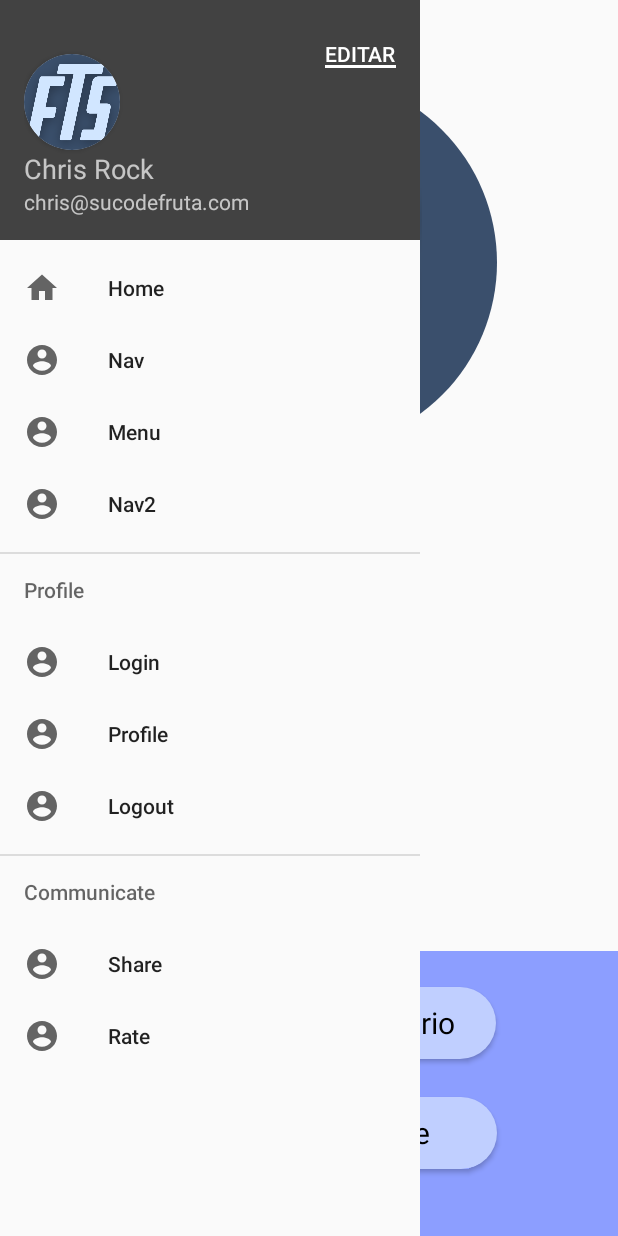
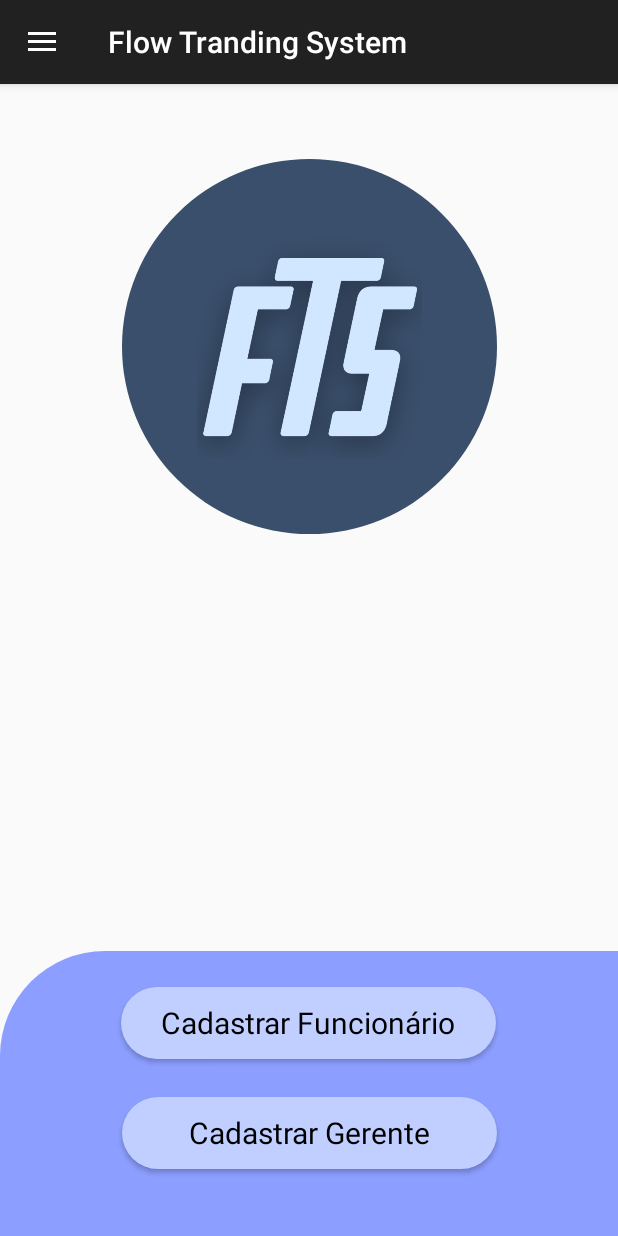
Before and after one commit to lorranasantos/Flow-Trading-System-App, an Android app: the MainMenuActivity screen opened directly, with no data from a screen before it, on a phone screen of 412 x 824 dp. Run offline under Robolectric (Android 15) with nearby library versions, the phone set to English and light mode, and no system bars.

```diff
--- a/app/src/main/AndroidManifest.xml
+++ b/app/src/main/AndroidManifest.xml
@@ -6,9 +6,10 @@
         android:allowBackup="true"
         android:icon="@mipmap/ic_launcher"
         android:label="@string/app_name"
+        android:debuggable="true"
         android:roundIcon="@mipmap/ic_launcher_round"
         android:supportsRtl="true"
-        android:theme="@style/AppTheme.NoActionBar">
+        android:theme="@style/Theme.AppCompat.Light.DarkActionBar">
         <!--SPLASH-->
         <activity android:name=".gui.SplashActivity">
             <intent-filter>
--- a/app/src/main/java/com/example/flowtrandingsystem/gui/MainMenuActivity.kt
+++ b/app/src/main/java/com/example/flowtrandingsystem/gui/MainMenuActivity.kt
@@ -2,7 +2,10 @@ package com.example.flowtrandingsystem.gui
 
 import android.content.Intent
 import android.os.Bundle
+import android.view.MenuItem
 import android.widget.Button
+import android.widget.Toast
+import androidx.appcompat.app.ActionBarDrawerToggle
 import androidx.appcompat.app.AppCompatActivity
 import com.example.flowtrandingsystem.R
 import kotlinx.android.synthetic.main.drawer_navigation_manager_register.*
@@ -10,11 +13,31 @@ import kotlinx.android.synthetic.main.main_menu_activity.*
 
 class MainMenuActivity : AppCompatActivity() {
 
-        override fun onCreate(savedInstanceState: Bundle?) {
+    lateinit var toggle: ActionBarDrawerToggle
+
+    override fun onCreate(savedInstanceState: Bundle?) {
         super.onCreate(savedInstanceState)
         setContentView(R.layout.main_menu_activity)
 
-        supportActionBar?.hide()
+        toggle = ActionBarDrawerToggle(this, drawerLayout, R.string.open, R.string.close)
+        drawerLayout.addDrawerListener(toggle)
+        toggle.syncState()
+
+        supportActionBar?.setDisplayHomeAsUpEnabled(true)
+
+        main_navigation_view.setNavigationItemSelectedListener {
+            when(it.itemId) {
+                R.id.nav_profile1 -> Toast.makeText(applicationContext,
+                    "item clicado 1", Toast.LENGTH_SHORT).show()
+                R.id.nav_profile2 -> Toast.makeText(applicationContext,
+                    "item clicado 2", Toast.LENGTH_SHORT).show()
+                R.id.nav_profile3 -> Toast.makeText(applicationContext,
+                    "item clicado 3", Toast.LENGTH_SHORT).show()
+                R.id.nav_profile4 -> Toast.makeText(applicationContext,
+                    "item clicado 4", Toast.LENGTH_SHORT).show()
+            }
+            true
+        }
 
         btn_register_employer_screen.setOnClickListener {
 
@@ -24,6 +47,14 @@ class MainMenuActivity : AppCompatActivity() {
 
             goToRegisterManager()
         }
+    }
+
+    override fun onOptionsItemSelected(item: MenuItem): Boolean {
+        if(toggle.onOptionsItemSelected(item)) {
+            return true
+        }
+
+        return super.onOptionsItemSelected(item)
     }
 
     private fun goToRegisterEmployer() {
--- a/app/src/main/res/layout/drawer_navigation_manager_register.xml
+++ b/app/src/main/res/layout/drawer_navigation_manager_register.xml
@@ -15,6 +15,6 @@
         android:layout_height="match_parent"
         android:layout_gravity="start"
         android:fitsSystemWindows="true"
-        app:menu="@menu/lateral_menu"/>
+        app:menu="@menu/nav_drawer_menu"/>
 
 </androidx.drawerlayout.widget.DrawerLayout>
--- a/app/src/main/res/layout/main_menu_activity.xml
+++ b/app/src/main/res/layout/main_menu_activity.xml
@@ -1,21 +1,17 @@
 <?xml version="1.0" encoding="utf-8"?>
-<androidx.constraintlayout.widget.ConstraintLayout xmlns:android="http://schemas.android.com/apk/res/android"
+<androidx.drawerlayout.widget.DrawerLayout xmlns:android="http://schemas.android.com/apk/res/android"
     xmlns:tools="http://schemas.android.com/tools"
+    android:id="@+id/drawerLayout"
     android:layout_width="match_parent"
     android:layout_height="match_parent"
     tools:context=".gui.MainMenuActivity"
     xmlns:app="http://schemas.android.com/apk/res-auto"
     android:fitsSystemWindows="true">
 
-    <com.google.android.material.navigation.NavigationView
-        android:id="@+id/main_navigation_view"
-        android:layout_width="wrap_content"
-        android:layout_height="match_parent"
-        android:layout_gravity="start"
-        app:headerLayout="@layout/lateral_drawer_menu_activity"
-        app:layout_constraintTop_toTopOf="parent"
-        app:layout_constraintStart_toStartOf="parent"
-        app:menu="@menu/lateral_menu" />
+
+    <androidx.constraintlayout.widget.ConstraintLayout
+        android:layout_width="match_parent"
+        android:layout_height="match_parent">
 
     <LinearLayout
         android:id="@+id/linearLayout"
@@ -79,4 +75,17 @@
 
     </androidx.constraintlayout.widget.ConstraintLayout>
 
-</androidx.constraintlayout.widget.ConstraintLayout>
+    </androidx.constraintlayout.widget.ConstraintLayout>
+
+
+    <com.google.android.material.navigation.NavigationView
+        android:id="@+id/main_navigation_view"
+        android:layout_width="wrap_content"
+        android:layout_height="match_parent"
+        android:layout_gravity="start"
+        app:headerLayout="@layout/nav_header"
+        app:layout_constraintTop_toTopOf="parent"
+        app:layout_constraintStart_toStartOf="parent"
+        app:menu="@menu/nav_drawer_menu" />
+
+</androidx.drawerlayout.widget.DrawerLayout>
--- a/app/src/main/res/layout/lateral_drawer_menu_activity.xml
+++ b/app/src/main/res/layout/nav_header.xml
@@ -1,11 +1,12 @@
 <?xml version="1.0" encoding="utf-8"?>
 <androidx.constraintlayout.widget.ConstraintLayout xmlns:android="http://schemas.android.com/apk/res/android"
     android:layout_width="match_parent"
-    android:layout_height="160dp"
+    android:layout_height="150dp"
     xmlns:app="http://schemas.android.com/apk/res-auto"
     android:background="@color/cardview_dark_background"
     android:theme="@style/ThemeOverlay.AppCompat.Dark"
-    android:padding="16dp">
+    android:padding="16dp"
+    android:layout_marginTop="80dp">
 
     <androidx.cardview.widget.CardView
         android:id="@+id/card_photo_perfil"
--- a/app/src/main/res/layout/splash_activity.xml
+++ b/app/src/main/res/layout/splash_activity.xml
@@ -4,7 +4,7 @@
     xmlns:app="http://schemas.android.com/apk/res-auto"
     android:layout_width="match_parent"
     android:layout_height="match_parent"
-    android:layout_margin="25dp"
+    android:layout_margin="30dp"
     android:gravity="center_horizontal">
 
     <androidx.constraintlayout.widget.ConstraintLayout
@@ -12,6 +12,7 @@
         android:layout_width="300dp"
         android:layout_height="300dp"
         android:background="@drawable/circle_dark"
+        android:layout_marginTop="100dp"
         app:layout_constraintEnd_toEndOf="parent"
         app:layout_constraintStart_toStartOf="parent"
         app:layout_constraintTop_toTopOf="parent">
--- a/app/src/main/res/menu/lateral_menu.xml
+++ /dev/null
@@ -1,64 +0,0 @@
-<?xml version="1.0" encoding="utf-8"?>
-<menu xmlns:android="http://schemas.android.com/apk/res/android">
-
-    <group android:checkableBehavior="single">
-        <item
-            android:id="@+id/nav_home"
-            android:icon="@drawable/home_24"
-            android:title="Home" />
-        <item
-            android:id="@+id/nav_1"
-            android:icon="@drawable/ic_profile_24"
-            android:title="Nav " />
-        <item
-            android:id="@+id/nav_2"
-            android:icon="@drawable/ic_profile_24"
-            android:title="Menu" />
-        <item
-            android:id="@+id/nav_3"
-            android:icon="@drawable/ic_profile_24"
-            android:title="Nav2" />
-    </group>
-
-    <group android:checkableBehavior="single">
-
-        <item android:title="Profile">
-
-            <menu>
-
-                <item
-                    android:id="@+id/nav_4"
-                    android:icon="@drawable/ic_profile_24"
-                    android:title="Login" />
-                <item
-                    android:id="@+id/nav_5"
-                    android:icon="@drawable/ic_profile_24"
-                    android:title="Profile" />
-                <item
-                    android:id="@+id/nav_6"
-                    android:icon="@drawable/ic_profile_24"
-                    android:title="Logout" />
-
-            </menu>
-        </item>
-
-    </group>
-
-    <item android:title="Communicate">
-
-        <menu>
-
-            <item
-                android:id="@+id/nav_7"
-                android:icon="@drawable/ic_profile_24"
-                android:title="Share" />
-            <item
-                android:id="@+id/nav_8"
-                android:icon="@drawable/ic_profile_24"
-                android:title="Rate" />
-
-
-        </menu>
-    </item>
-
-</menu>
--- /dev/null
+++ b/app/src/main/res/menu/nav_drawer_menu.xml
@@ -0,0 +1,64 @@
+<?xml version="1.0" encoding="utf-8"?>
+<menu xmlns:android="http://schemas.android.com/apk/res/android">
+
+    <group android:checkableBehavior="single">
+        <item
+            android:id="@+id/nav_profile1"
+            android:icon="@drawable/home_24"
+            android:title="Home" />
+        <item
+            android:id="@+id/nav_profile2"
+            android:icon="@drawable/ic_profile_24"
+            android:title="Nav " />
+        <item
+            android:id="@+id/nav_profile3"
+            android:icon="@drawable/ic_profile_24"
+            android:title="Menu" />
+        <item
+            android:id="@+id/nav_profile4"
+            android:icon="@drawable/ic_profile_24"
+            android:title="Config" />
+    </group>
+
+<!--    <group android:checkableBehavior="single">-->
+
+<!--        <item android:title="Profile">-->
+
+<!--            <menu>-->
+
+<!--                <item-->
+<!--                    android:id="@+id/nav_4"-->
+<!--                    android:icon="@drawable/ic_profile_24"-->
+<!--                    android:title="Login" />-->
+<!--                <item-->
+<!--                    android:id="@+id/nav_5"-->
+<!--                    android:icon="@drawable/ic_profile_24"-->
+<!--                    android:title="Profile" />-->
+<!--                <item-->
+<!--                    android:id="@+id/nav_6"-->
+<!--                    android:icon="@drawable/ic_profile_24"-->
+<!--                    android:title="Logout" />-->
+
+<!--            </menu>-->
+<!--        </item>-->
+
+<!--    </group>-->
+
+<!--    <item android:title="Communicate">-->
+
+<!--        <menu>-->
+
+<!--            <item-->
+<!--                android:id="@+id/nav_7"-->
+<!--                android:icon="@drawable/ic_profile_24"-->
+<!--                android:title="Share" />-->
+<!--            <item-->
+<!--                android:id="@+id/nav_8"-->
+<!--                android:icon="@drawable/ic_profile_24"-->
+<!--                android:title="Rate" />-->
+
+
+<!--        </menu>-->
+<!--    </item>-->
+
+</menu>
--- a/app/src/main/res/values/strings.xml
+++ b/app/src/main/res/values/strings.xml
@@ -20,4 +20,8 @@
     <string name="arent_you_a_client">Não é cliente? Conheça nossos planos!</string>
     <string name="register">Cadastrar</string>
 
+
+    <string name="open">Abrir</string>
+    <string name="close">Fechar</string>
+
 </resources>
```
Also changed, not shown: app/src/main/res/layout/activity_main.xml (added, +108 -0 lines).
